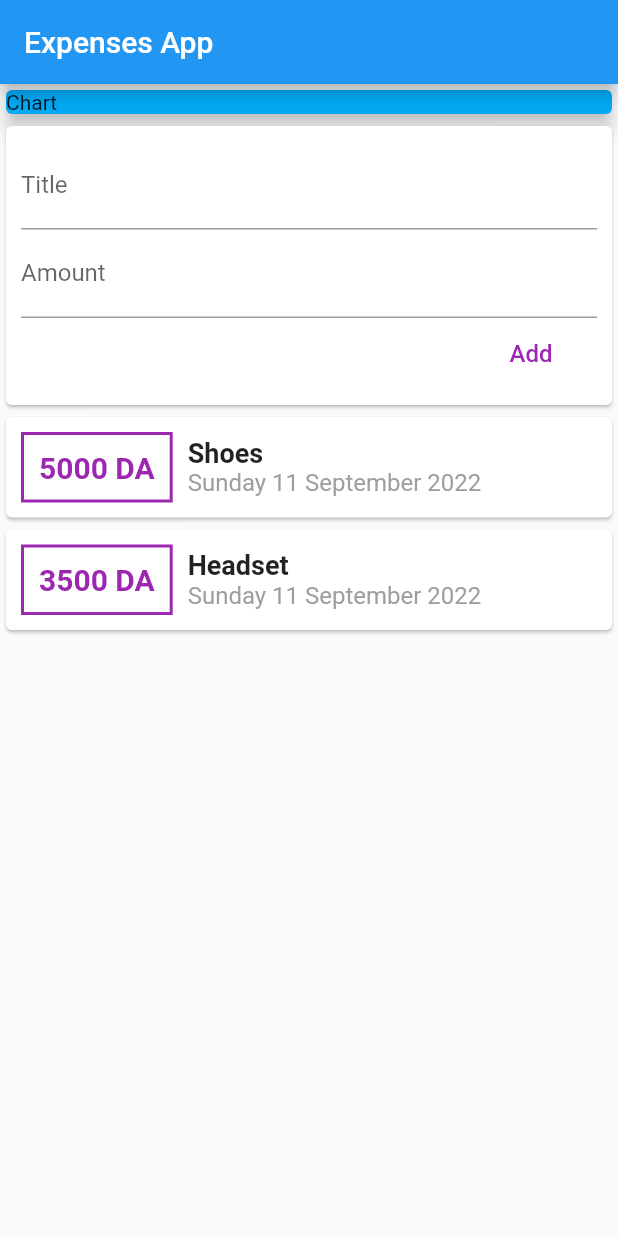
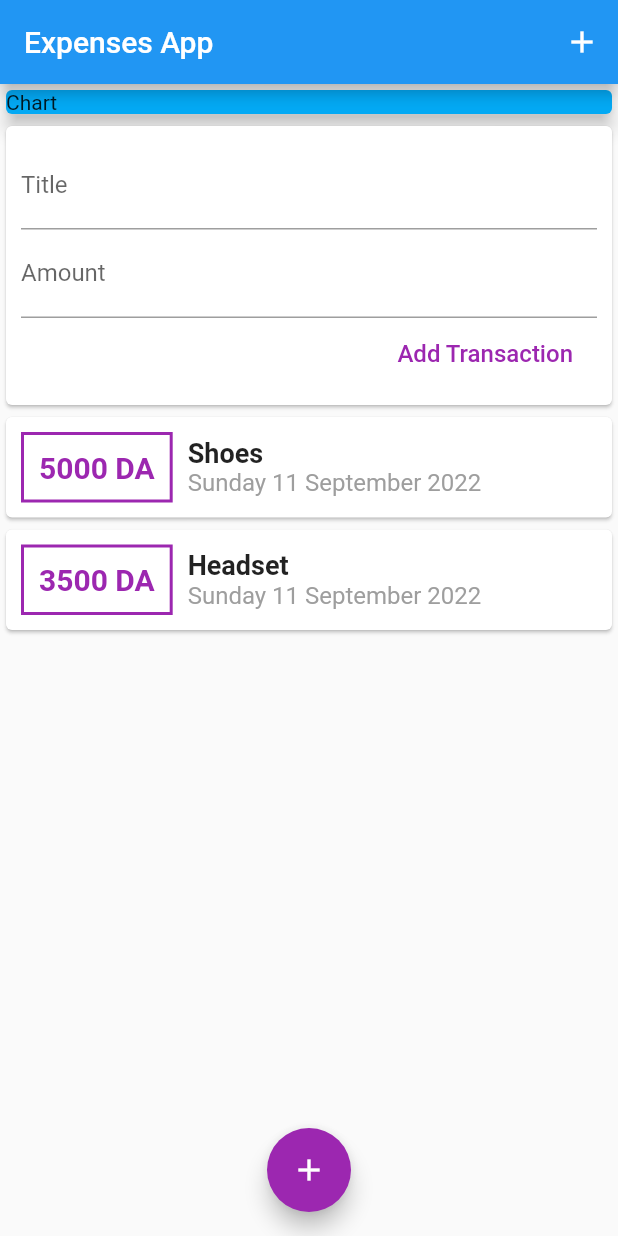
Before and after one commit to Houcine-O/personal-expenses-app, a Flutter app: the screen it shows after launch, on a phone screen of 412 x 824 dp. Run offline on Flutter 3.47's test engine with Material 2 defaults, Android fonts, the phone set to English and light mode, and no system bars.

Commit message:
added floating action button and appbar button

```diff
--- a/lib/main.dart
+++ b/lib/main.dart
@@ -25,6 +25,12 @@ class MyHomePage extends StatelessWidget {
     return Scaffold(
       appBar: AppBar(
         title: Text("Expenses App"),
+        actions: [
+          IconButton(
+            icon: Icon(Icons.add),
+            onPressed: () {},
+          ),
+        ],
       ),
       body: SingleChildScrollView(
         child: Column(
@@ -42,6 +48,12 @@ class MyHomePage extends StatelessWidget {
           ],
         ),
       ),
+      floatingActionButtonLocation: FloatingActionButtonLocation.centerFloat,
+      floatingActionButton: FloatingActionButton(
+        backgroundColor: Colors.purple,
+        child: Icon(Icons.add),
+        onPressed: (() {}),
+      ),
     );
   }
 }
--- a/lib/widgets/new_transaction.dart
+++ b/lib/widgets/new_transaction.dart
@@ -37,7 +37,7 @@ class NewTransaction extends StatelessWidget {
             FlatButton(
               onPressed: submitData,
               textColor: Colors.purple,
-              child: Text('Add', style: TextStyle(fontSize: 16)),
+              child: Text('Add Transaction', style: TextStyle(fontSize: 16)),
             )
           ],
         ),
--- a/lib/widgets/transaction_list.dart
+++ b/lib/widgets/transaction_list.dart
@@ -10,7 +10,7 @@ class TransactionList extends StatelessWidget {
   @override
   Widget build(BuildContext context) {
     return Container(
-      height: 370,
+      height: 300,
       child: ListView.builder(
         itemBuilder: (context, index) {
           return Card(
```
